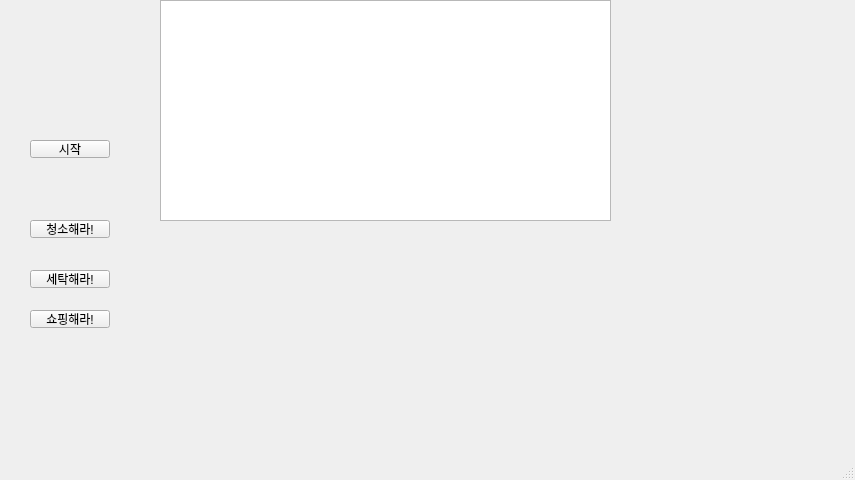
marshallslee/cryptocurrency-quotes, file CDlgMain.ui: the form before one commit.
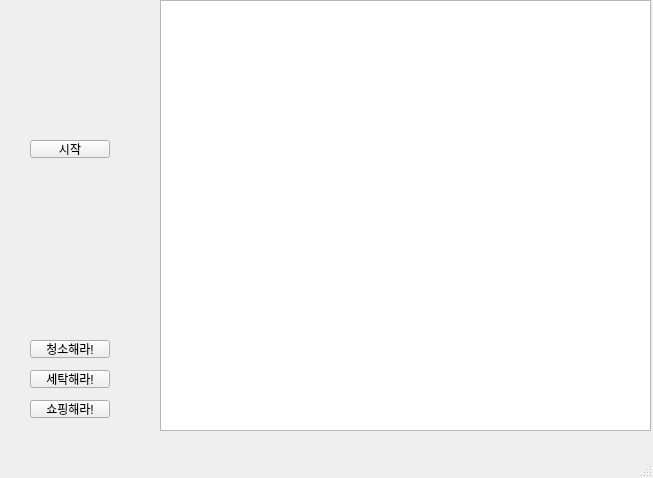
The form after the commit.

The edit to the form file:
```diff
--- a/CDlgMain.ui
+++ b/CDlgMain.ui
@@ -6,8 +6,8 @@
    <rect>
     <x>0</x>
     <y>0</y>
-    <width>855</width>
-    <height>480</height>
+    <width>653</width>
+    <height>478</height>
    </rect>
   </property>
   <property name="windowTitle">
@@ -32,8 +32,8 @@
      <rect>
       <x>160</x>
       <y>0</y>
-      <width>451</width>
-      <height>221</height>
+      <width>491</width>
+      <height>431</height>
      </rect>
     </property>
    </widget>
@@ -41,7 +41,7 @@
     <property name="geometry">
      <rect>
       <x>30</x>
-      <y>220</y>
+      <y>340</y>
       <width>80</width>
       <height>18</height>
      </rect>
@@ -54,7 +54,7 @@
     <property name="geometry">
      <rect>
       <x>30</x>
-      <y>270</y>
+      <y>370</y>
       <width>80</width>
       <height>18</height>
      </rect>
@@ -67,7 +67,7 @@
     <property name="geometry">
      <rect>
       <x>30</x>
-      <y>310</y>
+      <y>400</y>
       <width>80</width>
       <height>18</height>
      </rect>
```
Left out of the diff: 4 changed lines with no effect on the pictures.
